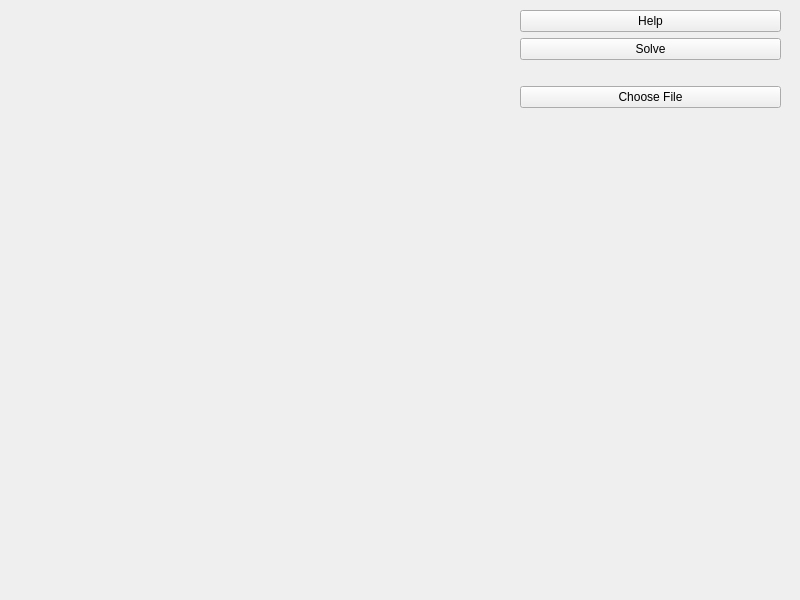
Qt form mainwindow.ui (pzins/Sudoku) before a commit.
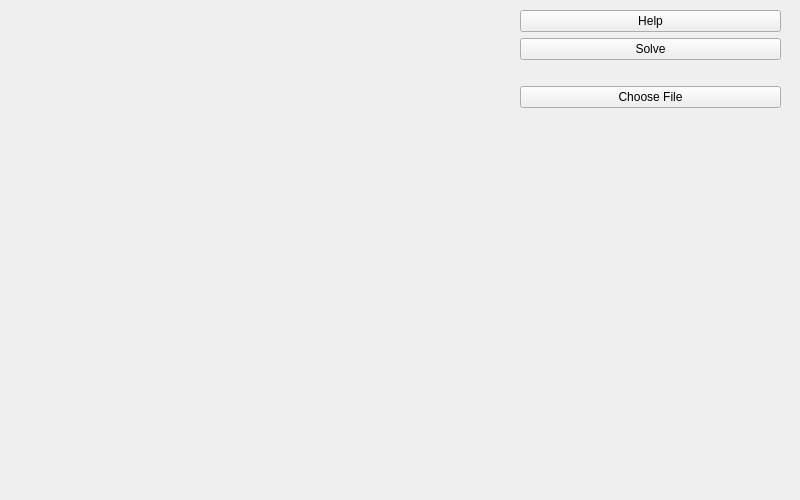
The same form after that commit.

The edit to the form file:
```diff
--- a/mainwindow.ui
+++ b/mainwindow.ui
@@ -7,7 +7,7 @@
     <x>0</x>
     <y>0</y>
     <width>800</width>
-    <height>600</height>
+    <height>500</height>
    </rect>
   </property>
   <property name="windowTitle">
@@ -80,25 +80,6 @@
      </item>
     </layout>
    </widget>
-   <widget class="QWidget" name="verticalLayoutWidget">
-    <property name="geometry">
-     <rect>
-      <x>20</x>
-      <y>10</y>
-      <width>471</width>
-      <height>531</height>
-     </rect>
-    </property>
-    <layout class="QVBoxLayout" name="verticalLayout">
-     <item>
-      <widget class="QLabel" name="resultLabel">
-       <property name="text">
-        <string/>
-       </property>
-      </widget>
-     </item>
-    </layout>
-   </widget>
   </widget>
   <widget class="QMenuBar" name="menubar">
    <property name="geometry">
```
Left out of the diff: 28 changed lines with no effect on the pictures.
